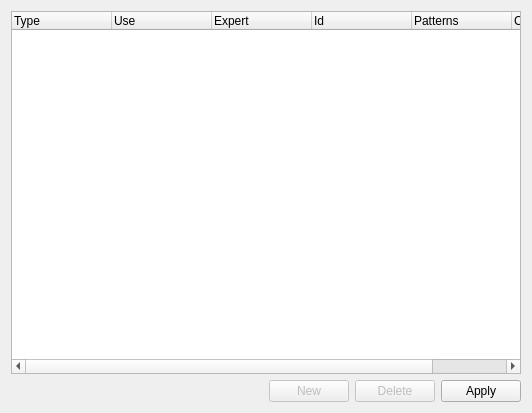
First picture: the form in v2/branches/dev/plugins/debugger/GNUDebugger2/src/ui/UIManageParsingFile.ui, repository testmana2/mks, before the edit.
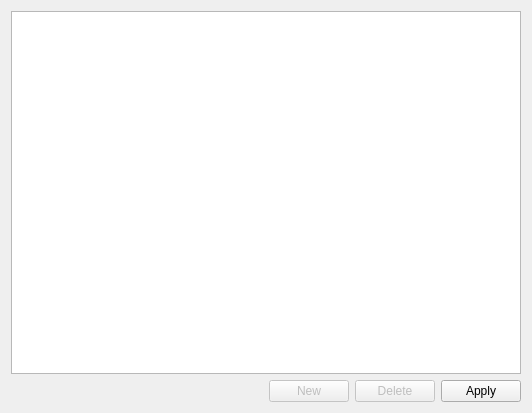
Second picture: the form after the edit.

Commit message:
New editor for manage gdbparsing.txt (using delegate for change status) New editor for view Breakpoints (using delegate for configure this)
Add new icon in my tabBar

What changed in the file:
```diff
--- a/v2/branches/dev/plugins/debugger/GNUDebugger2/src/ui/UIManageParsingFile.ui
+++ b/v2/branches/dev/plugins/debugger/GNUDebugger2/src/ui/UIManageParsingFile.ui
@@ -14,41 +14,7 @@
   </property>
   <layout class="QGridLayout" name="gridLayout" >
    <item row="0" column="0" colspan="4" >
-    <widget class="QTreeWidget" name="treeWidget" >
-     <property name="alternatingRowColors" >
-      <bool>true</bool>
-     </property>
-     <column>
-      <property name="text" >
-       <string>Type</string>
-      </property>
-     </column>
-     <column>
-      <property name="text" >
-       <string>Use</string>
-      </property>
-     </column>
-     <column>
-      <property name="text" >
-       <string>Expert</string>
-      </property>
-     </column>
-     <column>
-      <property name="text" >
-       <string>Id</string>
-      </property>
-     </column>
-     <column>
-      <property name="text" >
-       <string>Patterns</string>
-      </property>
-     </column>
-     <column>
-      <property name="text" >
-       <string>Comments</string>
-      </property>
-     </column>
-    </widget>
+    <widget class="QTreeView" name="treeView" />
    </item>
    <item row="1" column="0" >
     <spacer name="horizontalSpacer" >
```
The commit also changes 21 other files.
